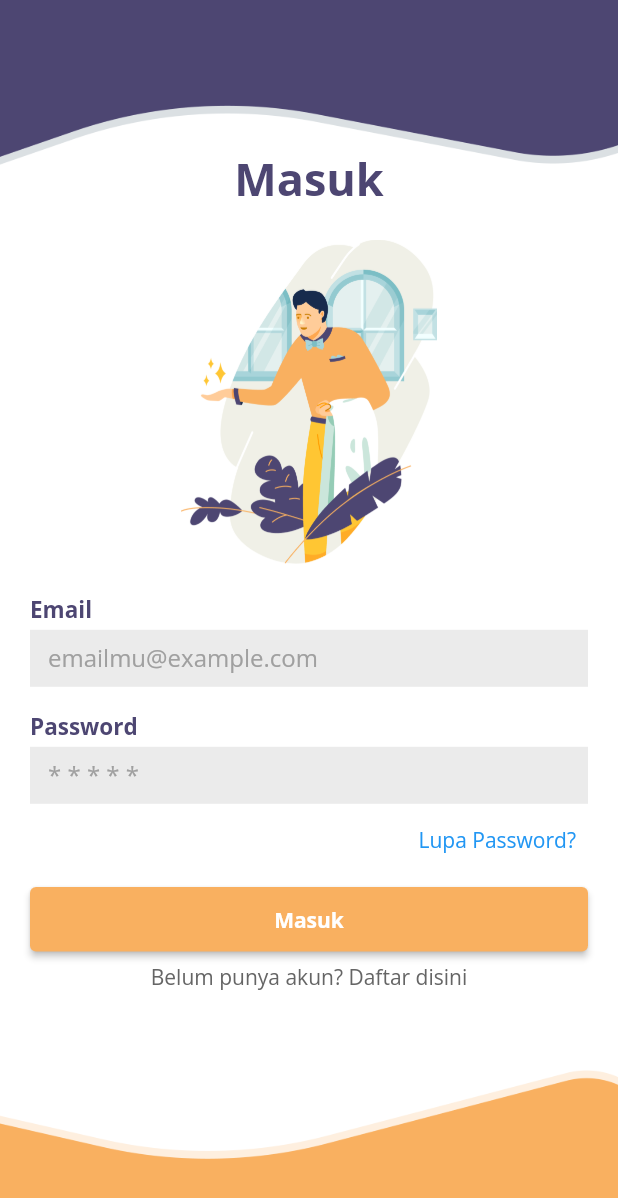
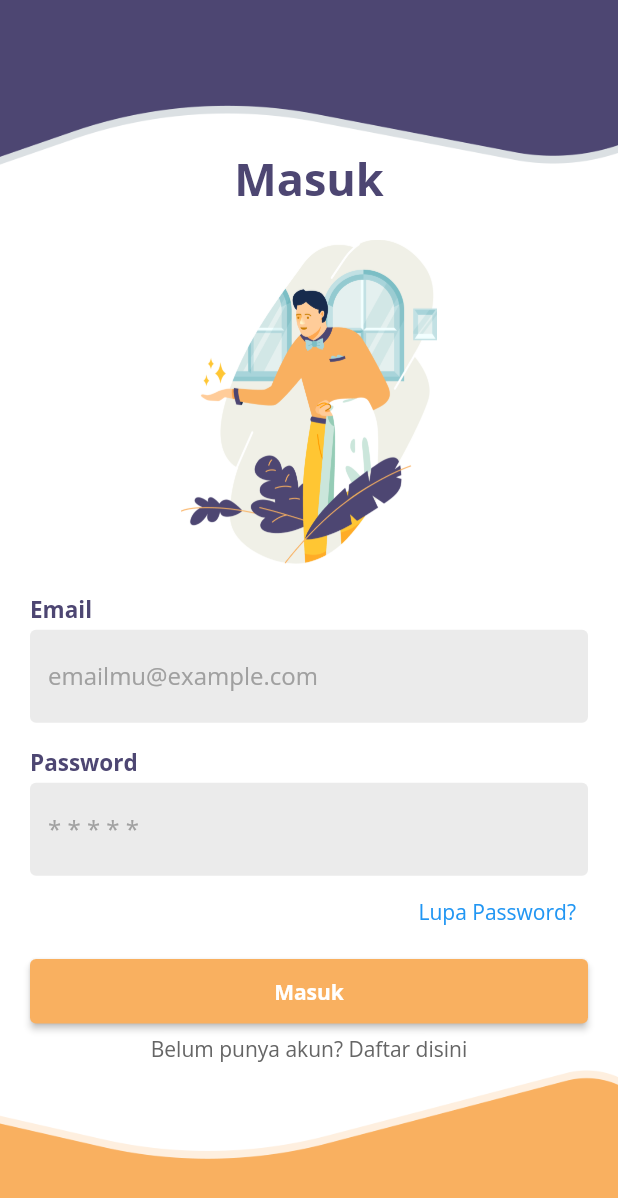
Before and after one commit to tashagrc/infarm, a Flutter app: the screen it shows after launch, on a phone screen of 412 x 824 dp. Shown: the top 1198 px of the screen. Run offline on Flutter 3.47's test engine with Material 2 defaults, Android fonts, the phone set to English and light mode, and no system bars; our stand-ins replace get, velocity_x.

Commit message:
update textfield

```diff
--- a/lib/widgets/textField.dart
+++ b/lib/widgets/textField.dart
@@ -10,13 +10,14 @@ Widget textField({String? title, String? hint, controller}){
         decoration: InputDecoration(
           fillColor: textfield,
           filled: true,
-          isDense: true,
           hintText: hint!,
           hintStyle: const TextStyle(
             color: grey,
             fontFamily: regular
           ),
-          border: InputBorder.none,
+          enabledBorder: const OutlineInputBorder(
+            borderSide: BorderSide(width: 0, color: Colors.transparent)
+          ),
           focusedBorder: const OutlineInputBorder(
             borderSide: BorderSide(
               color: appBlue
```
